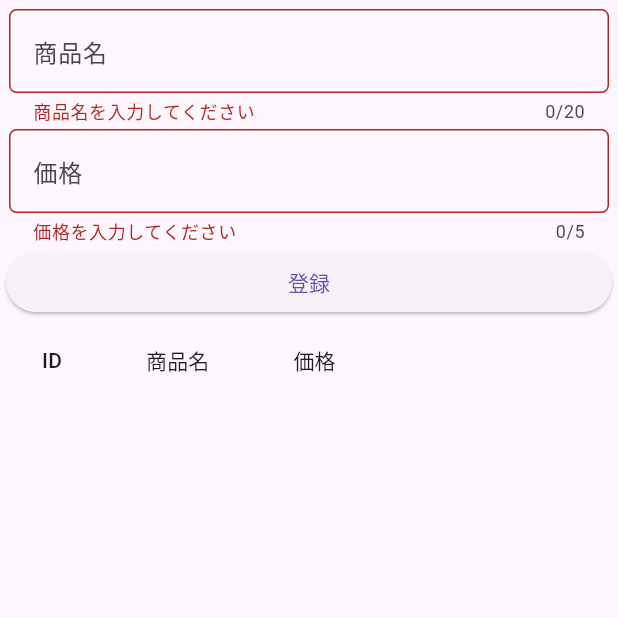
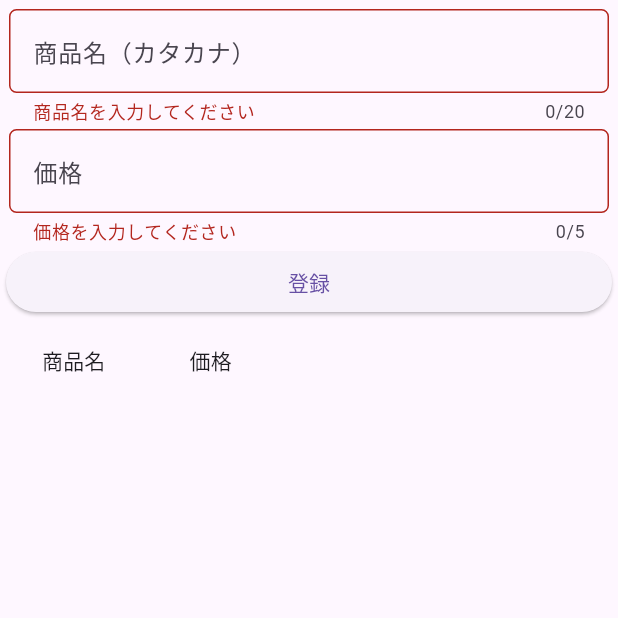
Before and after one commit to arafipro/take_orders_app, a Flutter app: the ItemInputPage screen opened directly, after a tap on "登録", on a phone screen of 412 x 824 dp, the top half of it. Run offline on Flutter 3.47's test engine with Material 2 defaults, Android fonts, the phone set to English and light mode, and no system bars; our stand-ins replace csv, drift, firebase_core, google_sign_in, googleapis_auth; missing offline and left inert: extension_google_sign_in_as_googleapis_auth, googleapis; accounts and stored records are empty; generated files the repository leaves out were written again.

Commit message:
商品登録画面を変更#34
商品登録の以下の入力規則を実装
商品名をカタカナで入力
商品一覧のIDを非表示

```diff
--- a/lib/pages/item_input_page.dart
+++ b/lib/pages/item_input_page.dart
@@ -28,7 +28,7 @@ class ItemInputPage extends StatelessWidget {
                         keyboardType: TextInputType.text,
                         maxLength: 20,
                         decoration: InputDecoration(
-                          hintText: "商品名",
+                          hintText: "商品名（カタカナ）",
                           border: OutlineInputBorder(
                             borderRadius: BorderRadius.circular(5.0),
                           ),
@@ -40,8 +40,12 @@ class ItemInputPage extends StatelessWidget {
                         validator: (value) {
                           if (value!.isEmpty) {
                             return "商品名を入力してください";
+                          } else if (!RegExp(r"^[\u30A0-\u30FF]+$")
+                              .hasMatch(value)) {
+                            return "カタカナで入力してください";
+                          } else {
+                            return null;
                           }
-                          return null;
                         },
                       ),
                     ),
@@ -101,7 +105,7 @@ class ItemInputPage extends StatelessWidget {
                 child: SizedBox(
                   width: double.infinity,
                   child: StreamBuilder<List<Item>>(
-                    stream: itemRepo.watchAllItems(),
+                    stream: itemRepo.watchAllAscItems(),
                     builder: (context, snapshot) {
                       if (snapshot.connectionState == ConnectionState.waiting) {
                         return const Center(
@@ -114,12 +118,6 @@ class ItemInputPage extends StatelessWidget {
                           scrollDirection: Axis.vertical,
                           child: DataTable(
                             columns: const [
-                              DataColumn(
-                                label: Text(
-                                  "ID",
-                                  textAlign: TextAlign.center,
-                                ),
-                              ),
                               DataColumn(
                                 label: Text(
                                   "商品名",
@@ -142,11 +140,6 @@ class ItemInputPage extends StatelessWidget {
                               snapshot.data!.length,
                               (index) => DataRow(
                                 cells: <DataCell>[
-                                  DataCell(
-                                    Text(
-                                      "${snapshot.data![index].itemId}",
-                                    ),
-                                  ),
                                   DataCell(
                                     Text(
                                       "${snapshot.data![index].itemName}",
```
